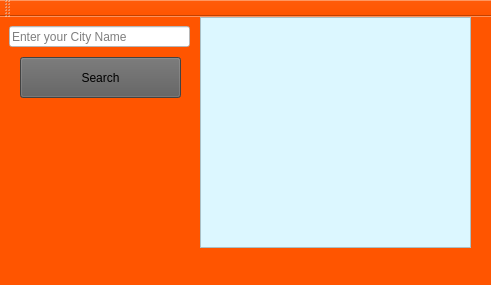
Qt form mainwindow.ui (Dizzye/Api_Openweathermap) before a commit.
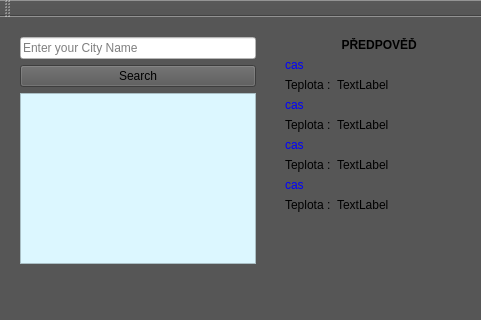
The same form after that commit.

What changed in the file:
```diff
--- a/mainwindow.ui
+++ b/mainwindow.ui
@@ -6,67 +6,202 @@
    <rect>
     <x>0</x>
     <y>0</y>
-    <width>491</width>
-    <height>285</height>
+    <width>481</width>
+    <height>320</height>
    </rect>
   </property>
   <property name="windowTitle">
    <string>MainWindow</string>
   </property>
   <property name="styleSheet">
-   <string notr="true">background:rgb(255, 85, 0)</string>
+   <string notr="true">background-color: rgb(86, 86, 86);</string>
   </property>
   <property name="animated">
    <bool>false</bool>
   </property>
   <widget class="QWidget" name="centralWidget">
-   <widget class="QPushButton" name="pushButton">
-    <property name="geometry">
-     <rect>
-      <x>20</x>
-      <y>40</y>
-      <width>161</width>
-      <height>41</height>
-     </rect>
-    </property>
-    <property name="styleSheet">
-     <string notr="true">QPushButton {background-color: rgb(92, 92, 92)}</string>
-    </property>
-    <property name="text">
-     <string>Search</string>
-    </property>
-   </widget>
-   <widget class="QLineEdit" name="lineEdit">
+   <widget class="QWidget" name="layoutWidget">
     <property name="geometry">
      <rect>
       <x>9</x>
       <y>9</y>
+      <width>258</width>
+      <height>249</height>
+     </rect>
+    </property>
+    <layout class="QGridLayout" name="gridLayout">
+     <item row="2" column="0">
+      <widget class="QTextBrowser" name="textBrowser">
+       <property name="styleSheet">
+        <string notr="true">QWidget { background-color: rgb(220, 247, 255)}</string>
+       </property>
+      </widget>
+     </item>
+     <item row="0" column="0">
+      <widget class="QLineEdit" name="lineEdit">
+       <property name="styleSheet">
+        <string notr="true">QLineEdit {background-color: rgb(255,255, 255)}</string>
+       </property>
+       <property name="text">
+        <string/>
+       </property>
+       <property name="placeholderText">
+        <string>Enter your City Name</string>
+       </property>
+      </widget>
+     </item>
+     <item row="1" column="0">
+      <widget class="QPushButton" name="pushButton">
+       <property name="styleSheet">
+        <string notr="true">QPushButton background-color:rgb(134, 134, 134)</string>
+       </property>
+       <property name="text">
+        <string>Search</string>
+       </property>
+      </widget>
+     </item>
+    </layout>
+   </widget>
+   <widget class="QWidget" name="layoutWidget">
+    <property name="geometry">
+     <rect>
+      <x>274</x>
+      <y>10</y>
       <width>181</width>
-      <height>21</height>
+      <height>251</height>
      </rect>
     </property>
-    <property name="styleSheet">
-     <string notr="true">QLineEdit {background-color: rgb(255,255, 255)}</string>
-    </property>
-    <property name="text">
-     <string/>
-    </property>
-    <property name="placeholderText">
-     <string>Enter your City Name</string>
-    </property>
-   </widget>
-   <widget class="QTextBrowser" name="textBrowser">
-    <property name="geometry">
-     <rect>
-      <x>200</x>
-      <y>0</y>
-      <width>271</width>
-      <height>231</height>
-     </rect>
-    </property>
-    <property name="styleSheet">
-     <string notr="true">QWidget { background-color: rgb(220, 247, 255)}</string>
-    </property>
+    <layout class="QFormLayout" name="formLayout">
+     <item row="0" column="0" colspan="2">
+      <widget class="QLabel" name="label">
+       <property name="font">
+        <font>
+         <weight>75</weight>
+         <bold>true</bold>
+        </font>
+       </property>
+       <property name="text">
+        <string>                 PŘEDPOVĚĎ</string>
+       </property>
+      </widget>
+     </item>
+     <item row="2" column="0">
+      <widget class="QLabel" name="label_2">
+       <property name="text">
+        <string>Teplota :</string>
+       </property>
+      </widget>
+     </item>
+     <item row="2" column="1">
+      <widget class="QLabel" name="teplota">
+       <property name="text">
+        <string>TextLabel</string>
+       </property>
+      </widget>
+     </item>
+     <item row="4" column="0">
+      <widget class="QLabel" name="label_4">
+       <property name="text">
+        <string>Teplota :</string>
+       </property>
+      </widget>
+     </item>
+     <item row="4" column="1">
+      <widget class="QLabel" name="teplota2">
+       <property name="text">
+        <string>TextLabel</string>
+       </property>
+      </widget>
+     </item>
+     <item row="6" column="0">
+      <widget class="QLabel" name="label_6">
+       <property name="text">
+        <string>Teplota :</string>
+       </property>
+      </widget>
+     </item>
+     <item row="6" column="1">
+      <widget class="QLabel" name="teplota3">
+       <property name="text">
+        <string>TextLabel</string>
+       </property>
+      </widget>
+     </item>
+     <item row="8" column="0">
+      <widget class="QLabel" name="label_3">
+       <property name="text">
+        <string>Teplota :</string>
+       </property>
+      </widget>
+     </item>
+     <item row="8" column="1">
+      <widget class="QLabel" name="teplota4">
+       <property name="text">
+        <string>TextLabel</string>
+       </property>
+      </widget>
+     </item>
+     <item row="1" column="0" colspan="2">
+      <widget class="QLabel" name="cas">
+       <property name="font">
+        <font>
+         <pointsize>9</pointsize>
+        </font>
+       </property>
+       <property name="styleSheet">
+        <string notr="true">color:rgb(0, 0, 255)</string>
+       </property>
+       <property name="text">
+        <string>cas</string>
+       </property>
+      </widget>
+     </item>
+     <item row="3" column="0" colspan="2">
+      <widget class="QLabel" name="cas2">
+       <property name="font">
+        <font>
+         <pointsize>9</pointsize>
+        </font>
+       </property>
+       <property name="styleSheet">
+        <string notr="true">color:rgb(0, 0, 255)</string>
+       </property>
+       <property name="text">
+        <string>cas</string>
+       </property>
+      </widget>
+     </item>
+     <item row="5" column="0" colspan="2">
+      <widget class="QLabel" name="cas3">
+       <property name="font">
+        <font>
+         <pointsize>9</pointsize>
+        </font>
+       </property>
+       <property name="styleSheet">
+        <string notr="true">color:rgb(0, 0, 255)</string>
+       </property>
+       <property name="text">
+        <string>cas</string>
+       </property>
+      </widget>
+     </item>
+     <item row="7" column="0" colspan="2">
+      <widget class="QLabel" name="cas4">
+       <property name="font">
+        <font>
+         <pointsize>9</pointsize>
+        </font>
+       </property>
+       <property name="styleSheet">
+        <string notr="true">color: rgb(0, 0, 255);</string>
+       </property>
+       <property name="text">
+        <string>cas</string>
+       </property>
+      </widget>
+     </item>
+    </layout>
    </widget>
   </widget>
   <widget class="QMenuBar" name="menuBar">
```
Left out of the diff: 2 changed lines with no effect on the pictures.
